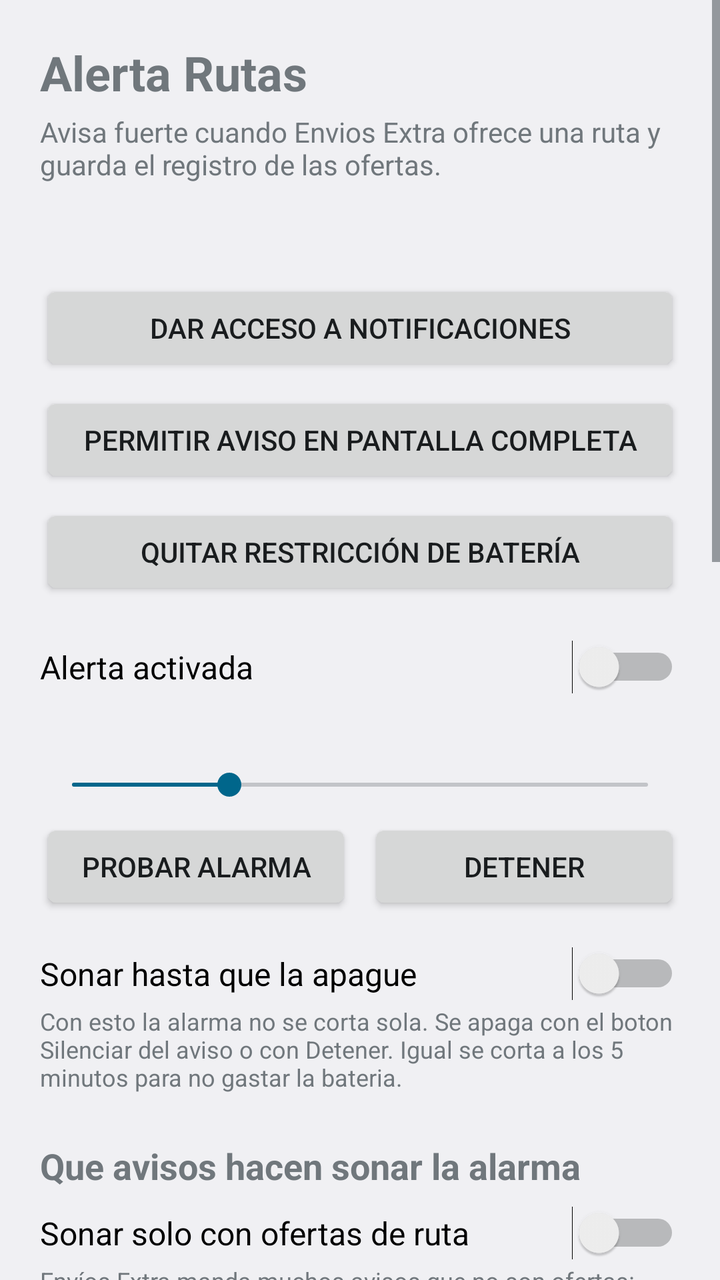
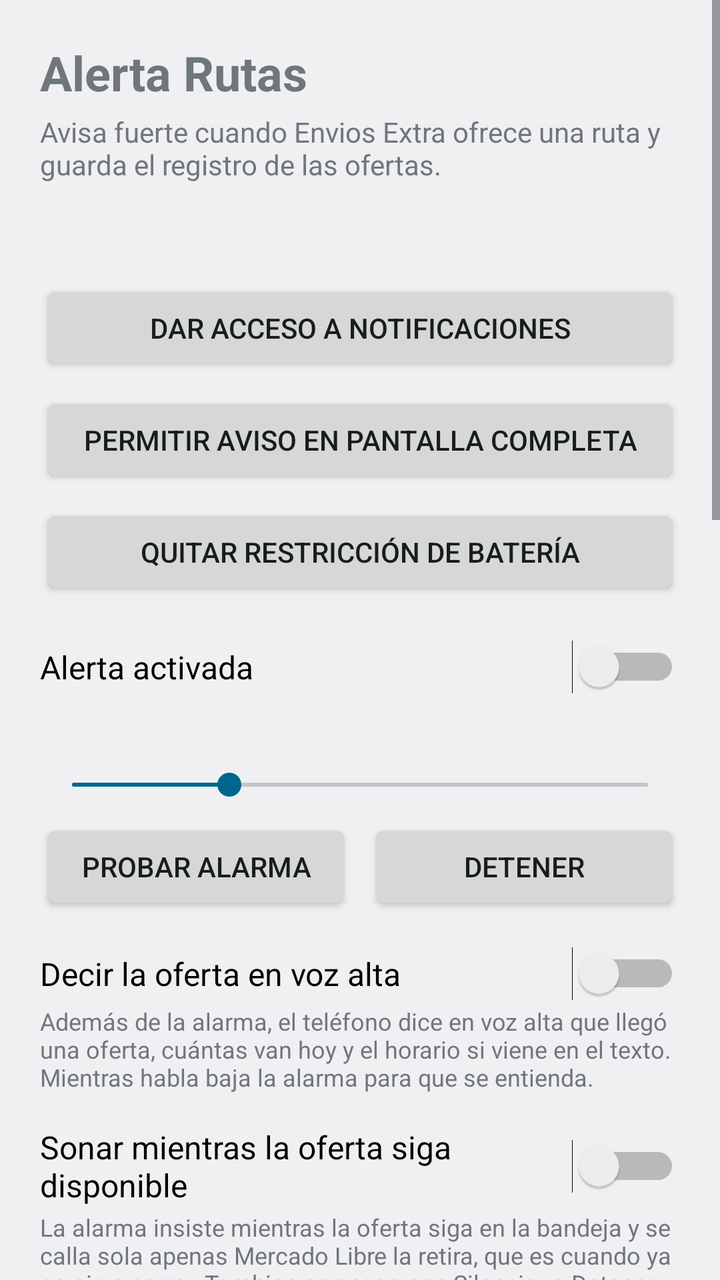

Before-and-after screenshots of an Android layout around one commit, followed by the original layout XML and the change that was made.
<!-- AndroidManifest.xml: application theme android:Theme.DeviceDefault.DayNight -->
<!-- res/layout/activity_main.xml -->
<?xml version="1.0" encoding="utf-8"?>
<ScrollView xmlns:android="http://schemas.android.com/apk/res/android"
    android:layout_width="match_parent"
    android:layout_height="match_parent"
    android:fillViewport="true">

    <LinearLayout
        android:layout_width="match_parent"
        android:layout_height="wrap_content"
        android:orientation="vertical"
        android:padding="20dp">

        <TextView
            android:layout_width="match_parent"
            android:layout_height="wrap_content"
            android:text="@string/app_name"
            android:textSize="24sp"
            android:textStyle="bold" />

        <TextView
            android:layout_width="match_parent"
            android:layout_height="wrap_content"
            android:layout_marginTop="4dp"
            android:text="@string/subtitulo"
            android:textSize="14sp" />

        <TextView
            android:id="@+id/tvEstado"
            android:layout_width="match_parent"
            android:layout_height="wrap_content"
            android:layout_marginTop="20dp"
            android:textSize="15sp"
            android:textStyle="bold" />

        <Button
            android:id="@+id/btnPermiso"
            android:layout_width="match_parent"
            android:layout_height="wrap_content"
            android:layout_marginTop="8dp"
            android:text="@string/dar_acceso" />

        <Button
            android:id="@+id/btnPantallaCompleta"
            android:layout_width="match_parent"
            android:layout_height="wrap_content"
            android:layout_marginTop="8dp"
            android:text="@string/permiso_pantalla_completa" />

        <Button
            android:id="@+id/btnBateria"
            android:layout_width="match_parent"
            android:layout_height="wrap_content"
            android:layout_marginTop="8dp"
            android:text="@string/permiso_bateria" />

        <Switch
            android:id="@+id/swAlerta"
            android:layout_width="match_parent"
            android:layout_height="wrap_content"
            android:layout_marginTop="20dp"
            android:text="@string/alerta_activada"
            android:textSize="16sp" />

        <TextView
            android:id="@+id/tvSegundos"
            android:layout_width="match_parent"
            android:layout_height="wrap_content"
            android:layout_marginTop="16dp"
            android:textSize="15sp" />

        <SeekBar
            android:id="@+id/sbSegundos"
            android:layout_width="match_parent"
            android:layout_height="wrap_content"
            android:max="55"
            android:progress="15" />

        <LinearLayout
            android:layout_width="match_parent"
            android:layout_height="wrap_content"
            android:layout_marginTop="8dp"
            android:orientation="horizontal">

            <Button
                android:id="@+id/btnProbar"
                android:layout_width="0dp"
                android:layout_height="wrap_content"
                android:layout_weight="1"
                android:text="@string/probar" />

            <Button
                android:id="@+id/btnDetener"
                android:layout_width="0dp"
                android:layout_height="wrap_content"
                android:layout_marginStart="8dp"
                android:layout_weight="1"
                android:text="@string/detener" />
        </LinearLayout>

        <Switch
            android:id="@+id/swSinLimite"
            android:layout_width="match_parent"
            android:layout_height="wrap_content"
            android:layout_marginTop="16dp"
            android:text="@string/sin_limite"
            android:textSize="16sp" />

        <TextView
            android:layout_width="match_parent"
            android:layout_height="wrap_content"
            android:layout_marginTop="2dp"
            android:text="@string/sin_limite_ayuda"
            android:textSize="12sp" />

        <TextView
            android:layout_width="match_parent"
            android:layout_height="wrap_content"
            android:layout_marginTop="24dp"
            android:text="@string/filtro_titulo"
            android:textSize="18sp"
            android:textStyle="bold" />

        <Switch
            android:id="@+id/swSoloOfertas"
            android:layout_width="match_parent"
            android:layout_height="wrap_content"
            android:layout_marginTop="8dp"
            android:text="@string/solo_ofertas"
            android:textSize="16sp" />

        <TextView
            android:layout_width="match_parent"
            android:layout_height="wrap_content"
            android:layout_marginTop="2dp"
            android:text="@string/solo_ofertas_ayuda"
            android:textSize="12sp" />

        <TextView
            android:layout_width="match_parent"
            android:layout_height="wrap_content"
            android:layout_marginTop="14dp"
            android:text="@string/palabras_oferta_titulo"
            android:textSize="14sp" />

        <EditText
            android:id="@+id/etPalabrasOferta"
            android:layout_width="match_parent"
            android:layout_height="wrap_content"
            android:inputType="textMultiLine"
            android:minLines="2"
            android:textSize="14sp" />

        <TextView
            android:layout_width="match_parent"
            android:layout_height="wrap_content"
            android:layout_marginTop="12dp"
            android:text="@string/palabras_ignorar_titulo"
            android:textSize="14sp" />

        <EditText
            android:id="@+id/etPalabrasIgnorar"
            android:layout_width="match_parent"
            android:layout_height="wrap_content"
            android:inputType="textMultiLine"
            android:minLines="3"
            android:textSize="14sp" />

        <LinearLayout
            android:layout_width="match_parent"
            android:layout_height="wrap_content"
            android:layout_marginTop="8dp"
            android:orientation="horizontal">

            <Button
                android:id="@+id/btnGuardarFiltros"
                android:layout_width="0dp"
                android:layout_height="wrap_content"
                android:layout_weight="1"
                android:text="@string/guardar_filtros" />

            <Button
                android:id="@+id/btnRestaurarFiltros"
                android:layout_width="0dp"
                android:layout_height="wrap_content"
                android:layout_marginStart="8dp"
                android:layout_weight="1"
                android:text="@string/restaurar_filtros" />
        </LinearLayout>

        <TextView
            android:layout_width="match_parent"
            android:layout_height="wrap_content"
            android:layout_marginTop="24dp"
            android:text="@string/horario_titulo"
            android:textSize="18sp"
            android:textStyle="bold" />

        <Switch
            android:id="@+id/swHorario"
            android:layout_width="match_parent"
            android:layout_height="wrap_content"
            android:layout_marginTop="8dp"
            android:text="@string/horario_activado"
            android:textSize="16sp" />

        <TextView
            android:layout_width="match_parent"
            android:layout_height="wrap_content"
            android:layout_marginTop="2dp"
            android:text="@string/horario_ayuda"
            android:textSize="12sp" />

        <TextView
            android:layout_width="match_parent"
            android:layout_height="wrap_content"
            android:layout_marginTop="14dp"
            android:text="@string/dias_titulo"
            android:textSize="15sp" />

        <LinearLayout
            android:id="@+id/filaDias"
            android:layout_width="match_parent"
            android:layout_height="wrap_content"
            android:layout_marginTop="6dp"
            android:orientation="horizontal">

            <ToggleButton
                android:id="@+id/tbLun"
                android:layout_width="0dp"
                android:layout_height="wrap_content"
                android:layout_weight="1"
                android:minWidth="0dp"
                android:paddingStart="0dp"
                android:paddingEnd="0dp"
                android:textOff="@string/dia_lun"
                android:textOn="@string/dia_lun"
                android:textSize="13sp" />

            <ToggleButton
                android:id="@+id/tbMar"
                android:layout_width="0dp"
                android:layout_height="wrap_content"
                android:layout_weight="1"
                android:minWidth="0dp"
                android:paddingStart="0dp"
                android:paddingEnd="0dp"
                android:textOff="@string/dia_mar"
                android:textOn="@string/dia_mar"
                android:textSize="13sp" />

            <ToggleButton
                android:id="@+id/tbMie"
                android:layout_width="0dp"
                android:layout_height="wrap_content"
                android:layout_weight="1"
                android:minWidth="0dp"
                android:paddingStart="0dp"
                android:paddingEnd="0dp"
                android:textOff="@string/dia_mie"
                android:textOn="@string/dia_mie"
                android:textSize="13sp" />

            <ToggleButton
                android:id="@+id/tbJue"
                android:layout_width="0dp"
                android:layout_height="wrap_content"
                android:layout_weight="1"
                android:minWidth="0dp"
                android:paddingStart="0dp"
                android:paddingEnd="0dp"
                android:textOff="@string/dia_jue"
                android:textOn="@string/dia_jue"
                android:textSize="13sp" />

            <ToggleButton
                android:id="@+id/tbVie"
                android:layout_width="0dp"
                android:layout_height="wrap_content"
                android:layout_weight="1"
                android:minWidth="0dp"
                android:paddingStart="0dp"
                android:paddingEnd="0dp"
                android:textOff="@string/dia_vie"
                android:textOn="@string/dia_vie"
                android:textSize="13sp" />

            <ToggleButton
                android:id="@+id/tbSab"
                android:layout_width="0dp"
                android:layout_height="wrap_content"
                android:layout_weight="1"
                android:minWidth="0dp"
                android:paddingStart="0dp"
                android:paddingEnd="0dp"
                android:textOff="@string/dia_sab"
                android:textOn="@string/dia_sab"
                android:textSize="13sp" />

            <ToggleButton
                android:id="@+id/tbDom"
                android:layout_width="0dp"
                android:layout_height="wrap_content"
                android:layout_weight="1"
                android:minWidth="0dp"
                android:paddingStart="0dp"
                android:paddingEnd="0dp"
                android:textOff="@string/dia_dom"
                android:textOn="@string/dia_dom"
                android:textSize="13sp" />
        </LinearLayout>

        <LinearLayout
            android:layout_width="match_parent"
            android:layout_height="wrap_content"
            android:layout_marginTop="8dp"
            android:orientation="horizontal">

            <Button
                android:id="@+id/btnDesde"
                android:layout_width="0dp"
                android:layout_height="wrap_content"
                android:layout_weight="1" />

            <Button
                android:id="@+id/btnHasta"
                android:layout_width="0dp"
                android:layout_height="wrap_content"
                android:layout_marginStart="8dp"
                android:layout_weight="1" />
        </LinearLayout>

        <TextView
            android:layout_width="match_parent"
            android:layout_height="wrap_content"
            android:layout_marginTop="24dp"
            android:text="@string/registro_titulo"
            android:textSize="18sp"
            android:textStyle="bold" />

        <TextView
            android:id="@+id/tvRegistro"
            android:layout_width="match_parent"
            android:layout_height="wrap_content"
            android:layout_marginTop="8dp"
            android:textIsSelectable="true"
            android:textSize="14sp" />

        <LinearLayout
            android:layout_width="match_parent"
            android:layout_height="wrap_content"
            android:layout_marginTop="12dp"
            android:orientation="horizontal">

            <Button
                android:id="@+id/btnCompartir"
                android:layout_width="0dp"
                android:layout_height="wrap_content"
                android:layout_weight="1"
                android:text="@string/compartir" />

            <Button
                android:id="@+id/btnBorrar"
                android:layout_width="0dp"
                android:layout_height="wrap_content"
                android:layout_marginStart="8dp"
                android:layout_weight="1"
                android:text="@string/borrar" />
        </LinearLayout>

        <Button
            android:id="@+id/btnRespaldo"
            android:layout_width="match_parent"
            android:layout_height="wrap_content"
            android:layout_marginTop="8dp"
            android:text="@string/respaldar" />

        <TextView
            android:layout_width="match_parent"
            android:layout_height="wrap_content"
            android:layout_marginTop="24dp"
            android:text="@string/nota_legal"
            android:textSize="12sp" />

    </LinearLayout>
</ScrollView>
<!-- resources referenced by this layout -->
<resources>
  <string name="alerta_activada">Alerta activada</string>
  <string name="app_name">Alerta Rutas</string>
  <string name="borrar">Borrar registro</string>
  <string name="compartir">Compartir registro</string>
  <string name="dar_acceso">Dar acceso a notificaciones</string>
  <string name="detener">Detener</string>
  <string name="dia_dom">D</string>
  <string name="dia_jue">J</string>
  <string name="dia_lun">L</string>
  <string name="dia_mar">M</string>
  <string name="dia_mie">M</string>
  <string name="dia_sab">S</string>
  <string name="dia_vie">V</string>
  <string name="dias_titulo">Dias en que trabajas</string>
  <string name="filtro_titulo">Que avisos hacen sonar la alarma</string>
  <string name="guardar_filtros">Guardar frases</string>
  <string name="horario_activado">Sonar solo en mi horario</string>
  <string name="horario_ayuda">Fuera del horario la oferta queda anotada igual, pero sin alarma.</string>
  <string name="horario_titulo">Horario de trabajo</string>
  <string name="nota_legal">Esta app solo avisa, abre Envios Extra y anota. No acepta rutas por ti: aceptar siempre lo haces tu, a mano.</string>
  <string name="palabras_ignorar_titulo">Frases que NO son oferta (separadas por coma)</string>
  <string name="palabras_oferta_titulo">Frases que SÍ son oferta (separadas por coma)</string>
  <string name="permiso_bateria">Quitar restricción de batería</string>
  <string name="permiso_pantalla_completa">Permitir aviso en pantalla completa</string>
  <string name="probar">Probar alarma</string>
  <string name="registro_titulo">Ofertas recibidas</string>
  <string name="respaldar">Respaldar en Descargas</string>
  <string name="restaurar_filtros">Volver a las de fábrica</string>
  <string name="sin_limite">Sonar hasta que la apague</string>
  <string name="sin_limite_ayuda">Con esto la alarma no se corta sola. Se apaga con el boton Silenciar del aviso o con Detener. Igual se corta a los 5 minutos para no gastar la bateria.</string>
  <string name="solo_ofertas">Sonar solo con ofertas de ruta</string>
  <string name="solo_ofertas_ayuda">Envíos Extra manda muchos avisos que no son ofertas: que llegaste al domicilio, los del desafío, el de la ubicación. Con esto activado, esos quedan anotados pero no suenan.</string>
  <string name="subtitulo">Avisa fuerte cuando Envios Extra ofrece una ruta y guarda el registro de las ofertas.</string>
</resources>

<!-- the commit's change to res/layout/activity_main.xml (unified diff, before → after) -->
@@ -98,6 +98,21 @@
         </LinearLayout>
 
         <Switch
+            android:id="@+id/swVoz"
+            android:layout_width="match_parent"
+            android:layout_height="wrap_content"
+            android:layout_marginTop="16dp"
+            android:text="@string/voz"
+            android:textSize="16sp" />
+
+        <TextView
+            android:layout_width="match_parent"
+            android:layout_height="wrap_content"
+            android:layout_marginTop="2dp"
+            android:text="@string/voz_ayuda"
+            android:textSize="12sp" />
+
+        <Switch
             android:id="@+id/swSinLimite"
             android:layout_width="match_parent"
             android:layout_height="wrap_content"
<!-- resource entries referenced after the edit -->
@@ -28,10 +28,12 @@
   <string name="registro_titulo">Ofertas recibidas</string>
   <string name="respaldar">Respaldar en Descargas</string>
   <string name="restaurar_filtros">Volver a las de fábrica</string>
-  <string name="sin_limite">Sonar hasta que la apague</string>
-  <string name="sin_limite_ayuda">Con esto la alarma no se corta sola. Se apaga con el boton Silenciar del aviso o con Detener. Igual se corta a los 5 minutos para no gastar la bateria.</string>
+  <string name="sin_limite">Sonar mientras la oferta siga disponible</string>
+  <string name="sin_limite_ayuda">La alarma insiste mientras la oferta siga en la bandeja y se calla sola apenas Mercado Libre la retira, que es cuando ya no sirve correr. Tambien se apaga con Silenciar o Detener, y tiene tope de 5 minutos por si acaso.</string>
   <string name="solo_ofertas">Sonar solo con ofertas de ruta</string>
   <string name="solo_ofertas_ayuda">Envíos Extra manda muchos avisos que no son ofertas: que llegaste al domicilio, los del desafío, el de la ubicación. Con esto activado, esos quedan anotados pero no suenan.</string>
   <string name="subtitulo">Avisa fuerte cuando Envios Extra ofrece una ruta y guarda el registro de las ofertas.</string>
+  <string name="voz">Decir la oferta en voz alta</string>
+  <string name="voz_ayuda">Además de la alarma, el teléfono dice en voz alta que llegó una oferta, cuántas van hoy y el horario si viene en el texto. Mientras habla baja la alarma para que se entienda.</string>
 </resources>
 
